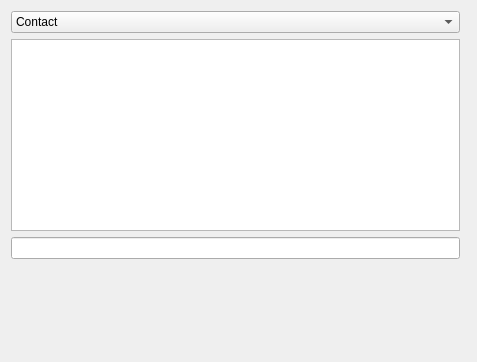
This is logviewer/log-viewer.ui in KDE/ktp-text-ui as Qt 5 draws it before an edit. The edited form follows.
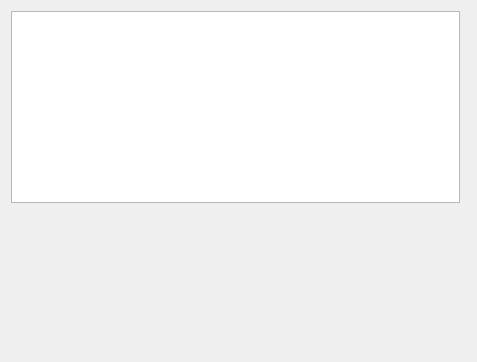
This is the edited form. Custom widgets are drawn as their Qt base class.

Commit message: Entity filter in the log viewer

Diff of the .ui file:
```diff
--- a/logviewer/log-viewer.ui
+++ b/logviewer/log-viewer.ui
@@ -16,37 +16,11 @@
   <layout class="QHBoxLayout" name="horizontalLayout">
    <item>
     <layout class="QVBoxLayout" name="verticalLayout">
-     <item>
-      <widget class="KComboBox" name="kcombobox">
-       <item>
-        <property name="text">
-         <string>Contact</string>
-        </property>
-       </item>
-       <item>
-        <property name="text">
-         <string>Rooms</string>
-        </property>
-       </item>
-       <item>
-        <property name="text">
-         <string>All</string>
-        </property>
-       </item>
-      </widget>
-     </item>
      <item>
       <widget class="QListView" name="entityList"/>
      </item>
      <item>
-      <widget class="KLineEdit" name="klineedit">
-       <property name="sizePolicy">
-        <sizepolicy hsizetype="MinimumExpanding" vsizetype="Fixed">
-         <horstretch>0</horstretch>
-         <verstretch>0</verstretch>
-        </sizepolicy>
-       </property>
-      </widget>
+      <widget class="KFilterProxySearchLine" name="entityFilter"/>
      </item>
      <item>
       <widget class="ConversationDatePicker" name="datePicker" native="true">
@@ -68,14 +42,9 @@
  <layoutdefault spacing="6" margin="11"/>
  <customwidgets>
   <customwidget>
-   <class>KComboBox</class>
-   <extends>QComboBox</extends>
-   <header>kcombobox.h</header>
-  </customwidget>
-  <customwidget>
-   <class>KLineEdit</class>
-   <extends>QLineEdit</extends>
-   <header>klineedit.h</header>
+   <class>KFilterProxySearchLine</class>
+   <extends>QWidget</extends>
+   <header>kfilterproxysearchline.h</header>
   </customwidget>
   <customwidget>
    <class>MessageView</class>
```
The commit also changes 2 other files.
